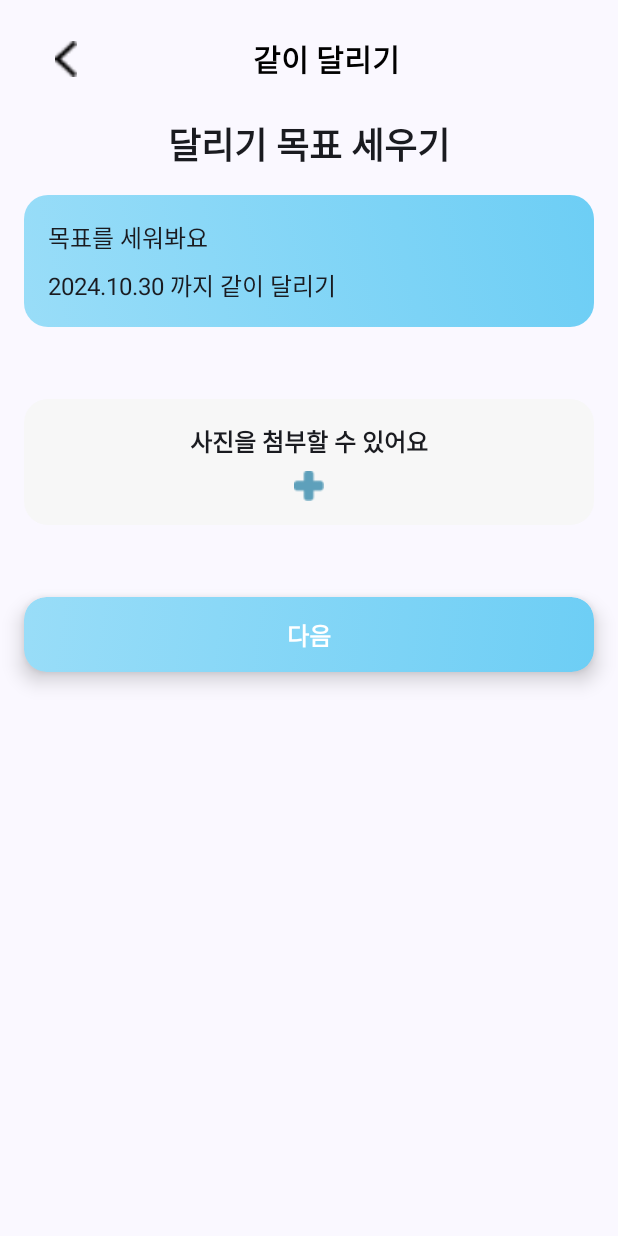
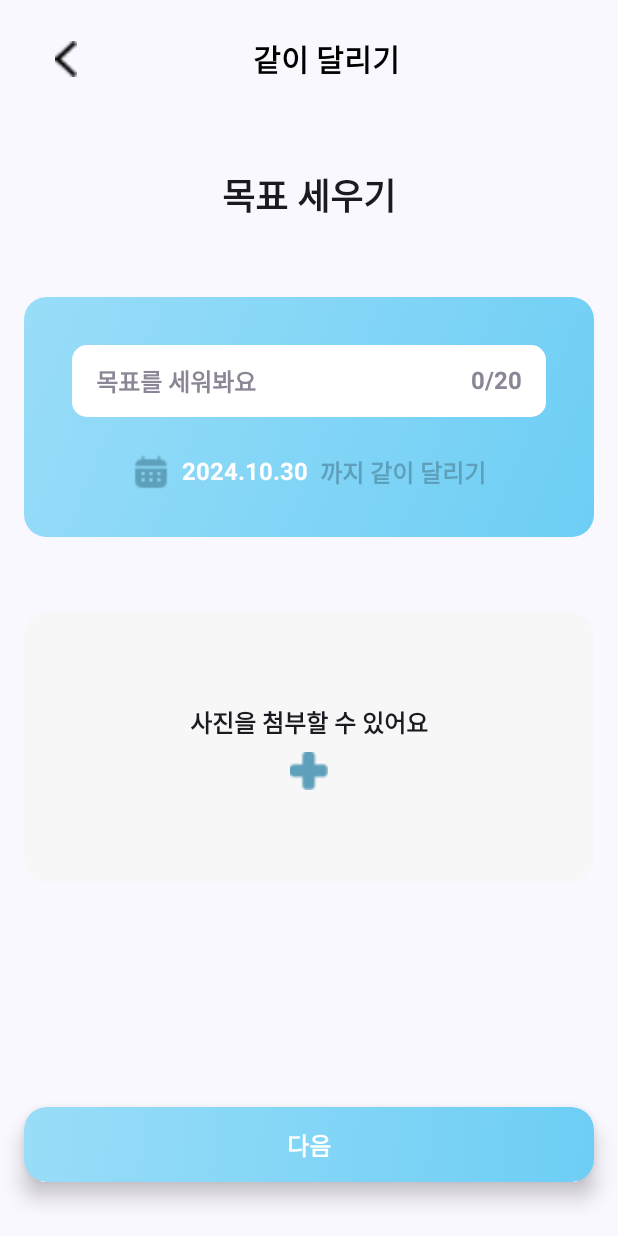
Before and after one commit to dbdbais/Kids-Wallet, an Android app built with Jetpack Compose: the RunParentsScreen screen opened through its navigation route, on a phone screen of 412 x 824 dp. Run offline under Robolectric (Android 15) with nearby library versions, the light colour scheme and no system bars.

Commit message:
[feat] 같이달리기 디자인 완성 기능 추가해야함

```diff
--- a/Frontend/client/KidsWallet/app/src/main/java/com/ssafy/kidswallet/ui/screens/run/parents/RunParents.kt
+++ b/Frontend/client/KidsWallet/app/src/main/java/com/ssafy/kidswallet/ui/screens/run/parents/RunParents.kt
@@ -3,8 +3,10 @@ package com.ssafy.kidswallet.ui.screens.run.parents
 import androidx.compose.foundation.Image
 import androidx.compose.foundation.background
 import androidx.compose.foundation.layout.Arrangement
+import androidx.compose.foundation.layout.Box
 import androidx.compose.foundation.layout.Column
 import androidx.compose.foundation.layout.PaddingValues
+import androidx.compose.foundation.layout.Row
 import androidx.compose.foundation.layout.Spacer
 import androidx.compose.foundation.layout.fillMaxSize
 import androidx.compose.foundation.layout.fillMaxWidth
@@ -40,43 +42,104 @@ fun RunParentsScreen(navController: NavController) {
         modifier = Modifier
             .fillMaxSize()
             .padding(16.dp),
-        verticalArrangement = Arrangement.spacedBy(16.dp),
         horizontalAlignment = Alignment.CenterHorizontally
     ) {
         Top(title = "같이 달리기", navController = navController)
+
+        Spacer(modifier = Modifier.height(50.dp))
+
         Text(
-            text = "달리기 목표 세우기",
+            text = "목표 세우기",
             style = FontSizes.h24,
             fontWeight = FontWeight.Bold
         )
+
+        Spacer(modifier = Modifier.height(50.dp))
 
         // 목표 입력 및 날짜 설정
         Column(
             modifier = Modifier
                 .fillMaxWidth()
-                .fillMaxWidth()
+                .height(160.dp)
                 .background(
                     brush = Brush.linearGradient(
-                        colors = listOf(Color(0xFF99DDF8), Color(0xFF6DCEF5)), // 시작과 끝 색상
-                        start = Offset(0f, Float.POSITIVE_INFINITY), // 좌하단
-                        end = Offset(Float.POSITIVE_INFINITY, 0f) // 우상단
+                        colors = listOf(Color(0xFF99DDF8), Color(0xFF6DCEF5))
                     ),
-                    shape = RoundedCornerShape(16.dp)
+                    shape = RoundedCornerShape(15.dp)
                 )
                 .padding(16.dp),
-            verticalArrangement = Arrangement.spacedBy(8.dp),
             horizontalAlignment = Alignment.Start
         ) {
-            Text(text = "목표를 세워봐요", style = FontSizes.h16)
-            Text(text = "2024.10.30 까지 같이 달리기", style = FontSizes.h16)
+            // 흰색 배경의 Row 컨테이너
+            Box(
+                modifier = Modifier
+                    .fillMaxWidth()
+                    .padding(16.dp)
+                    .background(Color.White, RoundedCornerShape(10.dp))
+                    .padding(horizontal = 16.dp, vertical = 12.dp) // 내부 패딩
+            ) {
+                Row(
+                    modifier = Modifier.fillMaxWidth(),
+                    horizontalArrangement = Arrangement.SpaceBetween, // 텍스트를 양 끝에 배치
+                    verticalAlignment = Alignment.CenterVertically
+                ) {
+                    Text(
+                        text = "목표를 세워봐요",
+                        style = FontSizes.h16,
+                        color = Color(0xFF8C8595),
+                        fontWeight = FontWeight.Bold
+                    )
+
+                    Text(
+                        text = "0/20",
+                        style = FontSizes.h16,
+                        color = Color(0xFF8C8595),
+                        fontWeight = FontWeight.Bold
+                    )
+                }
+            }
+
+            Spacer(modifier = Modifier.height(8.dp))
+
+            // 날짜 정보 Row
+            Row(
+                modifier = Modifier.fillMaxWidth(),
+                horizontalArrangement = Arrangement.Center,
+                verticalAlignment = Alignment.CenterVertically
+            ) {
+                Image(
+                    painter = painterResource(id = R.drawable.icon_callendar),
+                    contentDescription = "달력",
+                    modifier = Modifier.size(25.dp)
+                )
+
+                Spacer(modifier = Modifier.width(8.dp))
+
+                Text(
+                    text = "2024.10.30",
+                    style = FontSizes.h16,
+                    color = Color(0xFFFFFFFF),
+                    fontWeight = FontWeight.Bold
+                )
+
+                Spacer(modifier = Modifier.width(8.dp))
+
+                Text(
+                    text = "까지 같이 달리기",
+                    style = FontSizes.h16,
+                    color = Color(0xFF5EA0BB),
+                    fontWeight = FontWeight.Bold
+                )
+            }
         }
 
-        Spacer(modifier = Modifier.height(16.dp))
+        Spacer(modifier = Modifier.height(50.dp))
 
         // 사진 첨부 박스
         Column(
             modifier = Modifier
                 .fillMaxWidth()
+                .height(180.dp)
                 .background(Color(0xFFF7F7F7), RoundedCornerShape(16.dp))
                 .padding(16.dp),
             verticalArrangement = Arrangement.Center,
@@ -92,19 +155,17 @@ fun RunParentsScreen(navController: NavController) {
             Image(
                 painter = painterResource(id = R.drawable.icon_plus2),
                 contentDescription = "사진 첨부",
-                modifier = Modifier.size(20.dp)
+                modifier = Modifier.size(25.dp)
             )
         }
 
-        Spacer(modifier = Modifier.height(16.dp))
+        Spacer(modifier = Modifier.weight(1f))
 
         // 다음 버튼
         BlueButton(
             onClick = { navController.navigate("mainPage") },
             text = "다음",
-            modifier = Modifier.width(400.dp), // 원하는 너비 설정
-            height = 50,
-            elevation = 8
+            modifier = Modifier.width(400.dp).padding(bottom = 20.dp)
         )
     }
 }
```
Also changed, not shown: Frontend/client/KidsWallet/app/src/main/res/drawable/icon_callendar.png (added).
